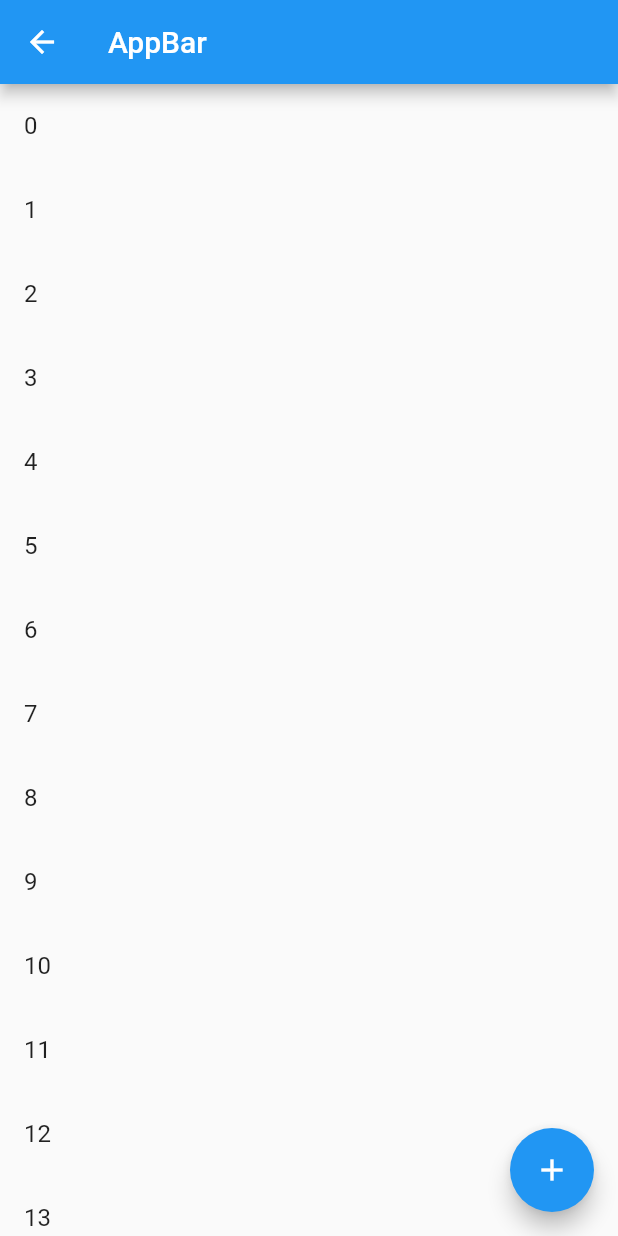
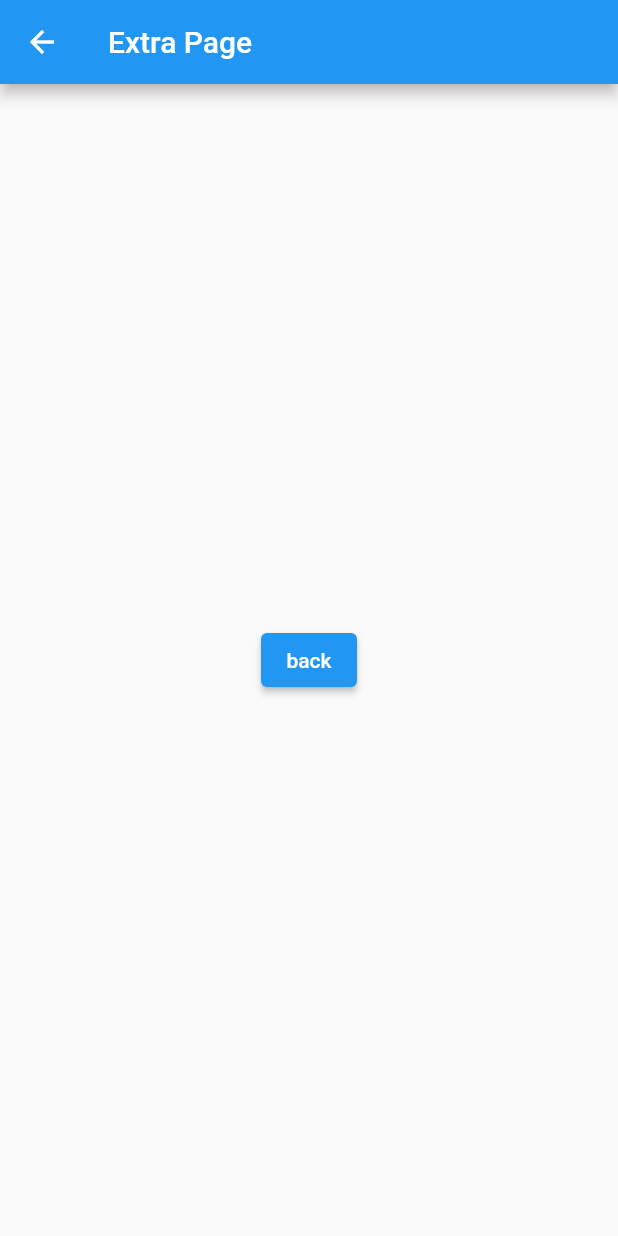
Before and after one commit to Pidsamhai/custom_paginate, a Flutter app: the Home screen opened directly, after a tap on the "add" icon, on a phone screen of 412 x 824 dp. Run offline on Flutter 3.47's test engine with Material 2 defaults, Android fonts, the phone set to English and light mode, and no system bars; our stand-ins replace flutter_riverpod.

```diff
--- a/example/lib/main.dart
+++ b/example/lib/main.dart
@@ -55,8 +55,14 @@ class Home extends ConsumerStatefulWidget {
 class _HomeState extends ConsumerState<Home> {
   late final controller = CustomPaginateController<int, int>(initialPage: 1);
 
-  appendPage() {
-    controller.appendLastPage(List.generate(10, (index) => index));
+  gotoExtra() {
+    // controller.appendLastPage(List.generate(10, (index) => index));
+    Navigator.push(
+      context,
+      MaterialPageRoute(
+        builder: (context) => const ExtraPage(),
+      ),
+    );
   }
 
   Future<void> _fetchPage(int page) async {
@@ -99,9 +105,30 @@ class _HomeState extends ConsumerState<Home> {
         ),
       ),
       floatingActionButton: FloatingActionButton(
-        onPressed: appendPage,
+        onPressed: gotoExtra,
         child: const Icon(Icons.add),
       ),
     );
   }
 }
+
+class ExtraPage extends StatelessWidget {
+  const ExtraPage({super.key});
+
+  @override
+  Widget build(BuildContext context) {
+    return Scaffold(
+      appBar: AppBar(
+        title: const Text("Extra Page"),
+      ),
+      body: Center(
+        child: ElevatedButton(
+          onPressed: () => Navigator.pop(
+            context,
+          ),
+          child: const Text("back"),
+        ),
+      ),
+    );
+  }
+}
--- a/lib/custom_paginate/custom_paginate.dart
+++ b/lib/custom_paginate/custom_paginate.dart
@@ -51,7 +51,6 @@ class _CustomPaginateState<K, T> extends ConsumerState<CustomPaginate<K, T>> {
   @override
   void initState() {
     super.initState();
-    widget.controller.provider = provider;
     WidgetsBinding.instance.addPostFrameCallback((timeStamp) {
       ref.read(provider).refresh();
     });
--- a/lib/custom_paginate/custom_paginate_controller.dart
+++ b/lib/custom_paginate/custom_paginate_controller.dart
@@ -6,16 +6,19 @@ import 'package:flutter_riverpod/flutter_riverpod.dart';
 ProviderBase<CustomPaginateController<K, T>> createCustomPaginateProvider<K, T>(
     CustomPaginateController<K, T> controller) {
   final provider = ChangeNotifierProvider.family<CustomPaginateController<K, T>,
-          PageData<K, T>>(((ref, arg) => controller..ref = ref),
+          PageData<K, T>>(((ref, arg) => controller.._ref = ref),
       name: "CustomPaginate<$K, $T>");
-  return provider(PageData<K, T>(nextPage: controller.initialPage));
+  // ignore: no_leading_underscores_for_local_identifiers
+  final _provider = provider(PageData<K, T>(nextPage: controller.initialPage));
+  controller._provider = _provider;
+  return _provider;
 }
 
 class CustomPaginateController<K, T> extends ChangeNotifier {
   CustomPaginateController({required this.initialPage});
-  late final ProviderBase<CustomPaginateController<K, T>> provider;
+  ProviderBase<CustomPaginateController<K, T>>? _provider;
   final K initialPage;
-  late final Ref ref;
+  Ref? _ref;
   late K? _nextPage = initialPage;
   K? get nextPage => _nextPage;
   final List<T> items = [];
@@ -77,9 +80,9 @@ class CustomPaginateController<K, T> extends ChangeNotifier {
 
   @override
   void dispose() {
-    // if (provider != null && ref != null) {
-    ref.invalidate(provider);
-    // }
+    if (_provider != null && _ref != null) {
+      _ref!.invalidate(_provider!);
+    }
   }
 }
 
```
